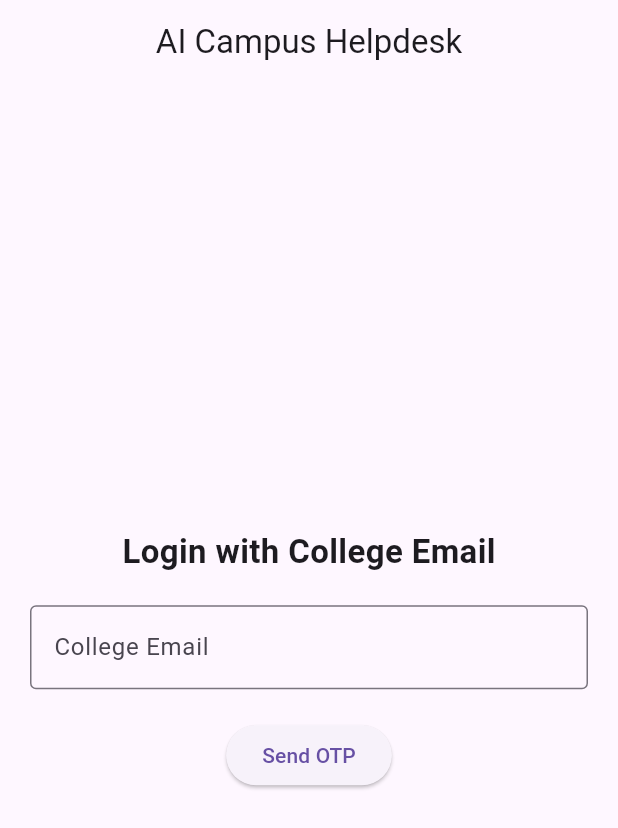
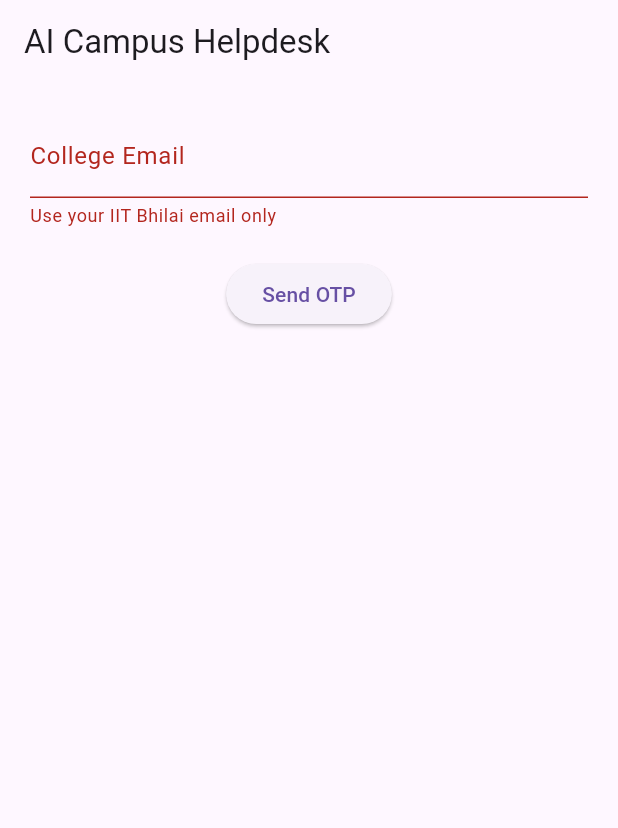
Before and after one commit to vivekchowdary28/ai-campus-helpdesk, a Flutter app: the screen it shows after launch, after a tap on "Send OTP", on a phone screen of 412 x 824 dp. Shown: the top 828 px of the screen. Run offline on Flutter 3.47's test engine with Material 3 defaults, Android fonts, the phone set to English and light mode, and no system bars.

Commit message:
Phase 1:LOGIN AND OTP UI FLOW

```diff
--- a/lib/main.dart
+++ b/lib/main.dart
@@ -1,4 +1,5 @@
 import 'package:flutter/material.dart';
+import 'screens/login_screen.dart';
 
 void main() {
   runApp(const MyApp());
@@ -12,49 +13,8 @@
     return MaterialApp(
       debugShowCheckedModeBanner: false,
       title: 'AI Campus Helpdesk',
-      home: const EmailLoginPage(),
+      theme: ThemeData(useMaterial3: true),
+      home: const LoginScreen(),
     );
   }
 }
-
-class EmailLoginPage extends StatelessWidget {
-  const EmailLoginPage({super.key});
-
-  @override
-  Widget build(BuildContext context) {
-    return Scaffold(
-      appBar: AppBar(
-        title: const Text('AI Campus Helpdesk'),
-        centerTitle: true,
-      ),
-      body: Padding(
-        padding: const EdgeInsets.all(20),
-        child: Column(
-          mainAxisAlignment: MainAxisAlignment.center,
-          children: [
-            const Text(
-              'Login with College Email',
-              style: TextStyle(fontSize: 22, fontWeight: FontWeight.bold),
-            ),
-            const SizedBox(height: 20),
-            TextField(
-              keyboardType: TextInputType.emailAddress,
-              decoration: const InputDecoration(
-                labelText: 'College Email',
-                hintText: 'yourname@iitbhilai.ac.in',
-                border: OutlineInputBorder(),
-              ),
-            ),
-            const SizedBox(height: 20),
-            ElevatedButton(
-              onPressed: () {
-                // Firebase logic comes later
-              },
-              child: const Text('Send OTP'),
-            ),
-          ],
-        ),
-      ),
-    );
-  }
-}
--- /dev/null
+++ b/lib/screens/login_screen.dart
@@ -0,0 +1,59 @@
+import 'package:flutter/material.dart';
+import '../utils/validators.dart';
+import 'otp_screen.dart';
+
+class LoginScreen extends StatefulWidget {
+  const LoginScreen({super.key});
+
+  @override
+  State<LoginScreen> createState() => _LoginScreenState();
+}
+
+class _LoginScreenState extends State<LoginScreen> {
+  final TextEditingController _emailController = TextEditingController();
+  String? error;
+
+  void sendOtp() {
+    final email = _emailController.text.trim();
+
+    if (!isValidCollegeEmail(email)) {
+      setState(() {
+        error = 'Use your IIT Bhilai email only';
+      });
+      return;
+    }
+
+    Navigator.push(
+      context,
+      MaterialPageRoute(
+        builder: (_) => OtpScreen(email: email),
+      ),
+    );
+  }
+
+  @override
+  Widget build(BuildContext context) {
+    return Scaffold(
+      appBar: AppBar(title: const Text('AI Campus Helpdesk')),
+      body: Padding(
+        padding: const EdgeInsets.all(20),
+        child: Column(
+          children: [
+            TextField(
+              controller: _emailController,
+              decoration: InputDecoration(
+                labelText: 'College Email',
+                errorText: error,
+              ),
+            ),
+            const SizedBox(height: 20),
+            ElevatedButton(
+              onPressed: sendOtp,
+              child: const Text('Send OTP'),
+            ),
+          ],
+        ),
+      ),
+    );
+  }
+}
--- /dev/null
+++ b/lib/utils/validators.dart
@@ -0,0 +1,3 @@
+bool isValidCollegeEmail(String email) {
+  return email.endsWith('@iitbhilai.ac.in');
+}
```
Also changed, not shown: lib/screens/otp_screen.dart (added, +37 -0 lines).
